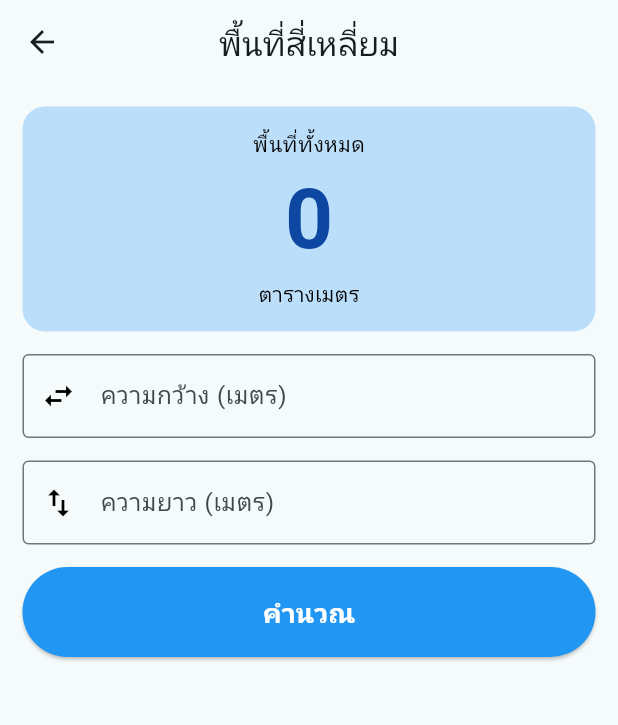
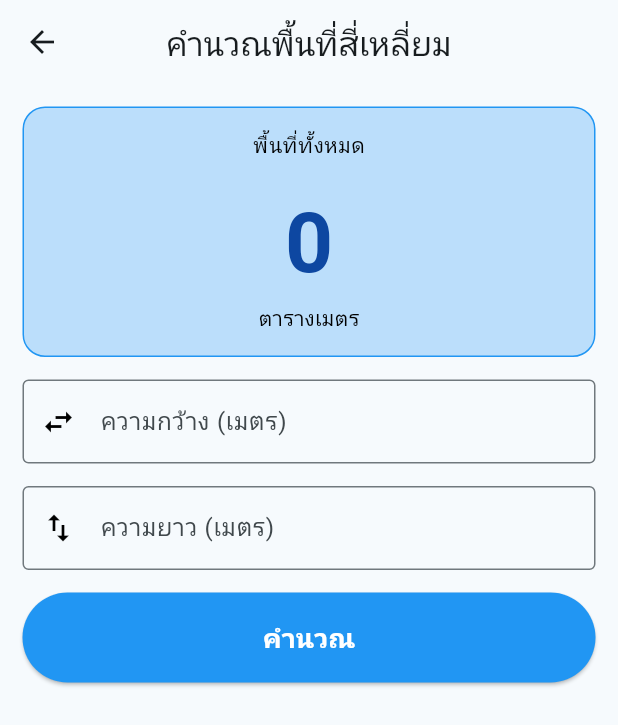
Before and after one commit to Fr05tyT4L0n/w2-takdanai, a Flutter app: the screen it shows after launch, after a tap on "คำนวณพื้นที่สี่เหลี่ยม", on a phone screen of 412 x 824 dp. Shown: the top 725 px of the screen. Run offline on Flutter 3.47's test engine with Material 3 defaults, Android fonts, the phone set to English and light mode, and no system bars.

Commit message:
"Interface MOD-1"

```diff
--- a/lib/main.dart
+++ b/lib/main.dart
@@ -17,7 +17,7 @@ class MyApp extends StatelessWidget {
       title: 'Flutter',
       debugShowCheckedModeBanner: false,
       theme: ThemeData(
-        colorScheme: ColorScheme.fromSeed(seedColor: Colors.white),
+        colorScheme: ColorScheme.fromSeed(seedColor: Colors.blueGrey),
       ),
       initialRoute: '/',
       routes: {
@@ -55,7 +55,7 @@ class HomePage extends StatelessWidget {
             SizedBox(height: 5),
 
             Text(
-              "กรุณาเลือกรายการที่ต้องการ",
+              "เลือกรายการที่ต้องการ",
               style: TextStyle(fontSize: 16, color: Colors.grey.shade700),
             ),
 
@@ -80,7 +80,7 @@ class HomePage extends StatelessWidget {
                   children: [
                     Icon(Icons.square_foot),
 
-                    SizedBox(width: 12),
+                    SizedBox(width: 15),
 
                     Text(
                       "คำนวณพื้นที่สี่เหลี่ยม",
--- a/lib/rectangle_calc.dart
+++ b/lib/rectangle_calc.dart
@@ -32,8 +32,8 @@ class RectangleCalcState extends State<RectangleCalc> {
   @override
   Widget build(BuildContext context) {
     return Scaffold(
-      appBar: AppBar(title: Text("พื้นที่สี่เหลี่ยม"), centerTitle: true),
-      body: SingleChildScrollView(
+      appBar: AppBar(title: Text("คำนวณพื้นที่สี่เหลี่ยม"), centerTitle: true),
+      body: Container(
         padding: EdgeInsets.all(15),
 
         child: Column(
@@ -44,16 +44,21 @@ class RectangleCalcState extends State<RectangleCalc> {
               decoration: BoxDecoration(
                 color: Colors.blue.shade100,
                 borderRadius: BorderRadius.circular(15),
+                border: Border.all(color: Colors.blue.shade500)
               ),
               child: Column(
                 children: [
                   Text("พื้นที่ทั้งหมด", style: TextStyle(color: Colors.black)),
 
-                  Text("$_area", style: TextStyle(
-                    fontSize: 56,
-                    fontWeight: FontWeight.bold,
-                    color: Colors.blue.shade900,
-                  ),
+                  SizedBox(height: 15),
+
+                  Text(
+                    "$_area",
+                    style: TextStyle(
+                      fontSize: 56,
+                      fontWeight: FontWeight.bold,
+                      color: Colors.blue.shade900,
+                    ),
                   ),
 
                   Text("ตารางเมตร", style: TextStyle(color: Colors.black)),
```
Also changed, not shown: lib/volume_calc.dart (+7 -9 lines).
